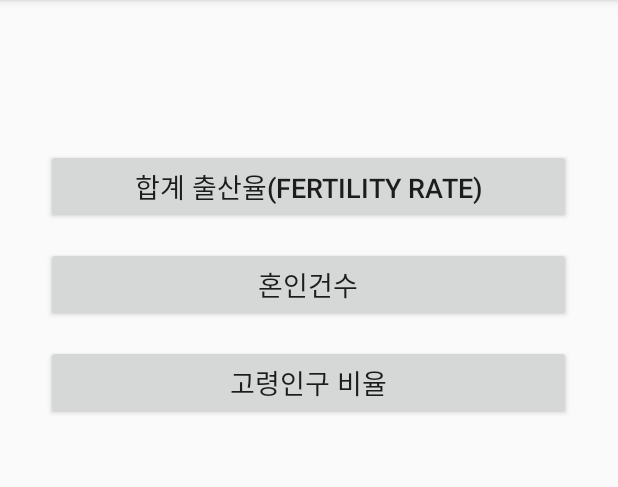
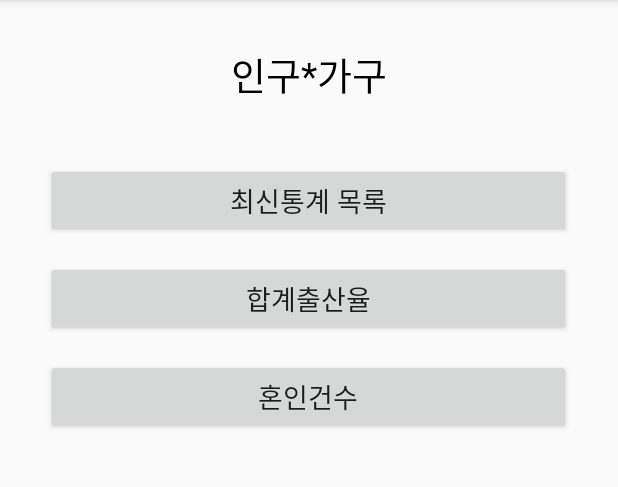
Before and after one commit to choijuhyuck/New_CK_JAVA_ANDROID_PROJECT, an Android app: the Population screen opened directly, with no data from a screen before it, on a phone screen of 412 x 824 dp, the part 84-571 px from its top. Run offline under Robolectric (Android 15) with nearby library versions, the phone set to English and light mode, and no system bars.

Commit message:
인구 가구 페이지 완성

```diff
--- a/app/src/main/java/com/example/juhyuck/ck_java_android_project/MainActivity.java
+++ b/app/src/main/java/com/example/juhyuck/ck_java_android_project/MainActivity.java
@@ -6,6 +6,7 @@ import android.support.v7.app.AppCompatActivity;
 import android.view.View;
 import android.widget.Button;
 
+import com.example.juhyuck.ck_java_android_project.health_component.HealthSocietyWelfare;
 import com.example.juhyuck.ck_java_android_project.population_component.Population;
 
 public class MainActivity extends AppCompatActivity {
--- a/app/src/main/java/com/example/juhyuck/ck_java_android_project/population_component/Population.java
+++ b/app/src/main/java/com/example/juhyuck/ck_java_android_project/population_component/Population.java
@@ -1,7 +1,6 @@
 package com.example.juhyuck.ck_java_android_project.population_component;
 
 import android.content.Intent;
-import android.os.AsyncTask;
 import android.os.Bundle;
 import android.support.v7.app.AppCompatActivity;
 import android.view.View;
@@ -10,31 +9,35 @@ import android.widget.TextView;
 
 import com.example.juhyuck.ck_java_android_project.R;
 
-import org.jsoup.Jsoup;
-import org.jsoup.nodes.Document;
-import org.jsoup.select.Elements;
-
-import java.io.IOException;
-import java.util.HashMap;
-import java.util.Map;
-
 // 합계 출산율
 // 혼인건수
 // 고령인구 비율
 
 public class Population extends AppCompatActivity {
-    private Button bt1, bt2, bt3;
-    private TextView tx1, tx2;
+    protected Button bt0, bt1, bt2;
+    protected TextView tx1;
 
     protected void onCreate(Bundle savedInstanceState) {
         super.onCreate(savedInstanceState);
         setContentView(R.layout.population);
 
+        bt0 = (Button) findViewById(R.id.button0);
         bt1 = (Button) findViewById(R.id.button1);
-        bt2 = (Button) findViewById(R.id.button1);
-        bt3 = (Button) findViewById(R.id.button1);
+        bt2 = (Button) findViewById(R.id.button2);
+
         tx1 = (TextView) findViewById(R.id.textView1);
-        tx2 = (TextView) findViewById(R.id.textView2);
+
+        bt0.setOnClickListener(new View.OnClickListener() {
+
+            @Override
+            public void onClick(View v) {
+                Intent intent = new Intent(getApplicationContext(), Population_Recent_Data.class);
+                intent.setFlags(Intent.FLAG_ACTIVITY_SINGLE_TOP);
+
+                startActivityForResult(intent, 100);
+            }
+
+        });
 
         bt1.setOnClickListener(new View.OnClickListener() {
 
@@ -43,57 +46,28 @@ public class Population extends AppCompatActivity {
                 Intent intent = new Intent(getApplicationContext(), Fertility_Rate.class);
                 intent.setFlags(Intent.FLAG_ACTIVITY_SINGLE_TOP);
 
-                startActivityForResult(intent, 1000);
+                startActivityForResult(intent, 100);
             }
 
         });
-    }
+
+        bt2.setOnClickListener(new View.OnClickListener() {
+
+            @Override
+            public void onClick(View v) {
+                Intent intent = new Intent(getApplicationContext(), Marryed_Rate.class);
+                intent.setFlags(Intent.FLAG_ACTIVITY_SINGLE_TOP);
+
+                startActivityForResult(intent, 100);
+            }
+
+        });
 
 
-    @Override
-    protected void onResume() {
-        super.onResume();
-
-        DataCrawling task = new DataCrawling();
-        task.execute();
-    }
-
-    protected class DataCrawling extends AsyncTask<Void, Void, Map<String, String>> {
-
-
-        @Override
-        protected Map<String, String> doInBackground(Void... params) {
-            Map<String, String> result = new HashMap<String, String>();
-            //Map<String, String> datalist = new HashMap<String, String>();
-
-            try {
-                Document document = Jsoup.connect("http://kosis.kr/nsportalStats/nsportalStats_0102Body.jsp?menuId=10").get();
-
-                // 인구*가구 title 갖고오기
-                Elements elements = document.select(".tline #menu_10");
-                result.put("mainTilte", elements.text());
-
-                elements = document.select(".Subject #menuTop1_10");
-                result.put("subTitle1", elements.text());
-
-
-            } catch (IOException e) {
-                e.printStackTrace();
-            }
-
-            return result;
-        }
-
-        @Override
-        protected void onPostExecute(Map<String, String> map) {
-
-            tx1.setText(map.get("mainTilte"));
-            tx2.setText(map.get("subTitle1"));
-
-        }
     }
 
 
 
 
+
 }
--- a/app/src/main/res/layout/population.xml
+++ b/app/src/main/res/layout/population.xml
@@ -5,7 +5,7 @@
     android:layout_marginTop="30dp">
 
     <TextView
-        android:text="TextView"
+        android:text="인구*가구"
         android:layout_width="match_parent"
         android:layout_height="wrap_content"
         android:textSize="25dp"
@@ -13,21 +13,22 @@
         android:gravity="center_horizontal"
         android:id="@+id/textView1" />
 
-
-    <TextView
-        android:text="TextView"
-        android:layout_width="match_parent"
-        android:layout_height="wrap_content"
-        android:textSize="25dp"
-        android:textColor="#000000"
-        android:gravity="center_horizontal"
-        android:id="@+id/textView2" />
-
     <Button
-        android:text="합계 출산율(Fertility Rate)"
+        android:text="최신통계 목록"
         android:layout_width="350dp"
         android:layout_height="50dp"
         android:layout_gravity="center_horizontal"
+        android:layout_marginTop="40dp"
+        android:textSize="18dp"
+        android:id="@+id/button0" />
+
+
+    <Button
+        android:text="합계출산율"
+        android:layout_width="350dp"
+        android:layout_height="50dp"
+        android:layout_gravity="center_horizontal"
+        android:layout_marginTop="15dp"
         android:textSize="18dp"
         android:id="@+id/button1" />
 
@@ -41,12 +42,5 @@
         android:id="@+id/button2" />
 
 
-    <Button
-        android:text="고령인구 비율"
-        android:layout_width="350dp"
-        android:layout_height="50dp"
-        android:layout_gravity="center_horizontal"
-        android:layout_marginTop="15dp"
-        android:textSize="18dp"
-        android:id="@+id/button3" />
+
 </LinearLayout>
```
Also changed, not shown: app/src/main/AndroidManifest.xml (+5 -2 lines), app/src/main/java/com/example/juhyuck/ck_java_android_project/health_component/HealthSocietyWelfare.java (renamed from app/src/main/java/com/example/juhyuck/ck_java_android_project/HealthSocietyWelfare.java, +3 -4 lines), app/src/main/java/com/example/juhyuck/ck_java_android_project/population_component/Marryed_Rate.java (added, +58 -0 lines), app/src/main/java/com/example/juhyuck/ck_java_android_project/population_component/Population_Recent_Data.java (added, +77 -0 lines), app/src/main/res/layout/population_marryed_rate.xml (added, +74 -0 lines), app/src/main/res/layout/population_recent_data.xml (added, +42 -0 lines).
